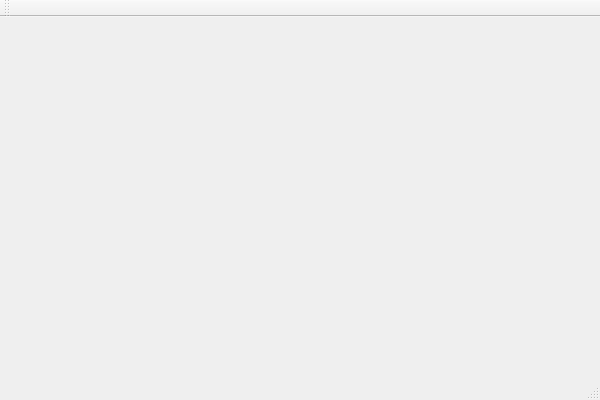
smartmaster/threadedOpenGL, file ThreadedOpenglWindowApp/ThreadedOpenglWindowApp.ui: the form before one commit.
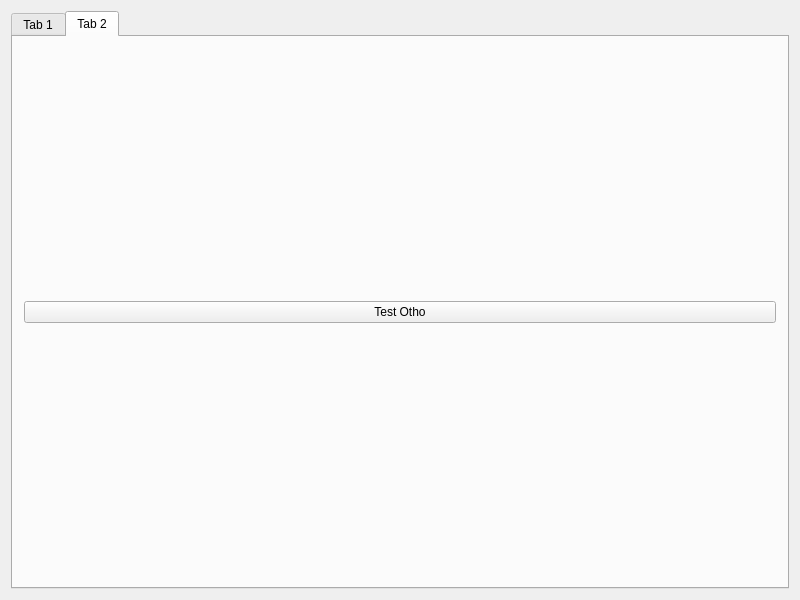
The form after the commit.

The edit to the form file:
```diff
--- a/ThreadedOpenglWindowApp/ThreadedOpenglWindowApp.ui
+++ b/ThreadedOpenglWindowApp/ThreadedOpenglWindowApp.ui
@@ -6,33 +6,44 @@
    <rect>
     <x>0</x>
     <y>0</y>
-    <width>600</width>
-    <height>400</height>
+    <width>800</width>
+    <height>600</height>
    </rect>
   </property>
   <property name="windowTitle">
    <string>ThreadedOpenglWindowApp</string>
   </property>
-  <widget class="QWidget" name="centralWidget"/>
-  <widget class="QMenuBar" name="menuBar">
-   <property name="geometry">
-    <rect>
-     <x>0</x>
-     <y>0</y>
-     <width>600</width>
-     <height>22</height>
-    </rect>
-   </property>
+  <widget class="QWidget" name="centralWidget">
+   <layout class="QVBoxLayout" name="verticalLayout">
+    <item>
+     <widget class="QTabWidget" name="tabWidget">
+      <property name="currentIndex">
+       <number>1</number>
+      </property>
+      <widget class="QWidget" name="tabOpenGL">
+       <attribute name="title">
+        <string>Tab 1</string>
+       </attribute>
+       <layout class="QVBoxLayout" name="verticalLayoutOpenGl"/>
+      </widget>
+      <widget class="QWidget" name="tabTestMisc">
+       <attribute name="title">
+        <string>Tab 2</string>
+       </attribute>
+       <layout class="QVBoxLayout" name="verticalLayoutTestMisc">
+        <item>
+         <widget class="QPushButton" name="pushButtonTestOtho">
+          <property name="text">
+           <string>Test Otho</string>
+          </property>
+         </widget>
+        </item>
+       </layout>
+      </widget>
+     </widget>
+    </item>
+   </layout>
   </widget>
-  <widget class="QToolBar" name="mainToolBar">
-   <attribute name="toolBarArea">
-    <enum>TopToolBarArea</enum>
-   </attribute>
-   <attribute name="toolBarBreak">
-    <bool>false</bool>
-   </attribute>
-  </widget>
-  <widget class="QStatusBar" name="statusBar"/>
  </widget>
  <layoutdefault spacing="6" margin="11"/>
  <resources>
```
